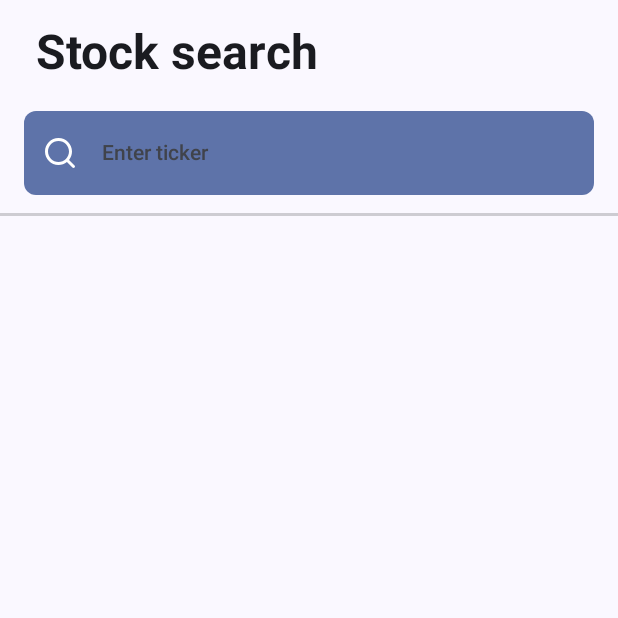
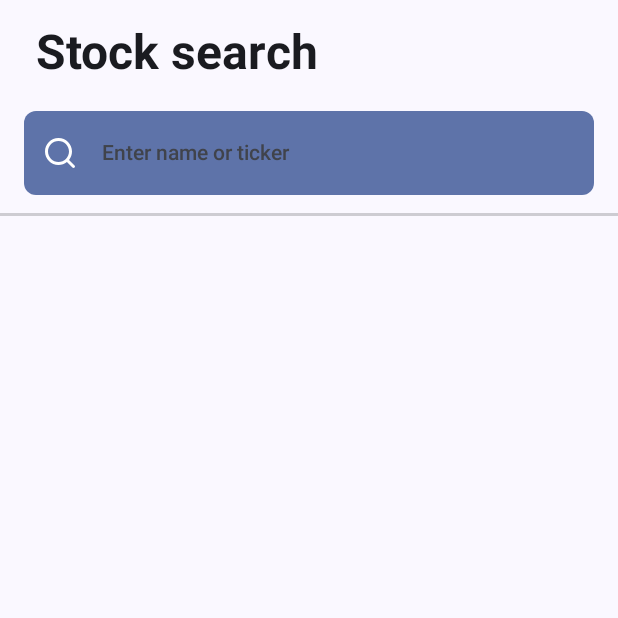
Before and after one commit to alex0d/InvestApp, an Android app built with Jetpack Compose: the composable SearchScreen shown on its own in the app's theme, on a phone screen of 412 x 824 dp, the top half of it. Run offline under Robolectric (Android 15) with nearby library versions, the phone set to English and light mode, and no system bars; our stand-ins replace Room's generated code; libraries missing offline, so code that uses them is left out: com.jakewharton.retrofit2, com.ramcosta.composedestinations; pictures from the network do not load; 2 statements that could not run were skipped.

Commit message:
Correct search placeholder

```diff
--- a/app/src/main/java/ru/alex0d/investapp/ui/composables/SearchInputField.kt
+++ b/app/src/main/java/ru/alex0d/investapp/ui/composables/SearchInputField.kt
@@ -100,7 +100,7 @@ fun SearchInputField(
         },
         placeholder = {
             Text(
-                text = stringResource(R.string.enter_ticker),
+                text = stringResource(R.string.search_stock_placeholder),
                 overflow = TextOverflow.Ellipsis,
                 style = TextStyle(
                     fontWeight = FontWeight(500),
--- a/app/src/main/res/values/strings.xml
+++ b/app/src/main/res/values/strings.xml
@@ -49,7 +49,7 @@
     <string name="interval_week">Week</string>
     <string name="interval_month">Month</string>
     <string name="not_iir_disclaimer">Not an individual investment recommendation</string>
-    <string name="enter_ticker">Enter ticker</string>
+    <string name="search_stock_placeholder">Enter name or ticker</string>
     <string name="start_investing">Start investing now!</string>
     <string name="error_occurred">Some error occurred…</string>
     <string name="no_results">Nothing was found</string>
```
Also changed, not shown: 1 other file.
